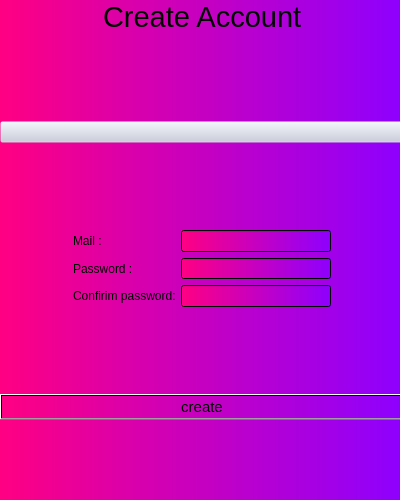
muratkilci/Sorting-Algorithm-Animation, file ui/create.ui: the form before one commit.
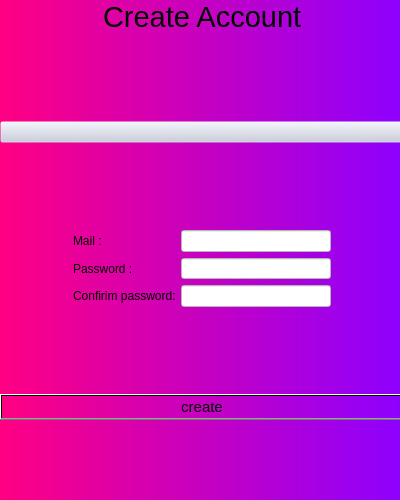
The form after the commit. Icons and pictures are not drawn.

Patch:
```diff
--- a/ui/create.ui
+++ b/ui/create.ui
@@ -204,6 +204,9 @@
            <height>16777215</height>
           </size>
          </property>
+         <property name="styleSheet">
+          <string notr="true">background-color: rgb(255, 255, 255)</string>
+         </property>
         </widget>
        </item>
        <item>
@@ -278,6 +281,9 @@
            <height>21</height>
           </size>
          </property>
+         <property name="styleSheet">
+          <string notr="true">background-color: rgb(255, 255, 255)</string>
+         </property>
         </widget>
        </item>
        <item>
@@ -346,6 +352,9 @@
            <height>16777215</height>
           </size>
          </property>
+         <property name="styleSheet">
+          <string notr="true">background-color: rgb(255, 255, 255)</string>
+         </property>
         </widget>
        </item>
        <item>
```
